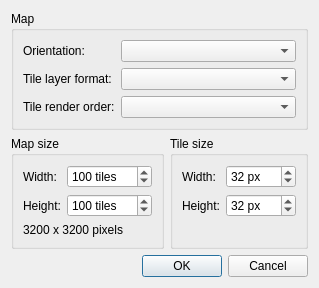
Before: the Qt Designer form src/tiled/newmapdialog.ui in mapeditor/tiled, drawn with Qt 5.
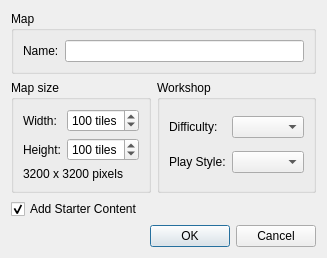
After: the same form once the commit is applied.

The edit to the form file:
```diff
--- a/src/tiled/newmapdialog.ui
+++ b/src/tiled/newmapdialog.ui
@@ -7,7 +7,7 @@
     <x>0</x>
     <y>0</y>
     <width>371</width>
-    <height>323</height>
+    <height>290</height>
    </rect>
   </property>
   <property name="windowTitle">
@@ -17,6 +17,32 @@
    <property name="sizeConstraint">
     <enum>QLayout::SetFixedSize</enum>
    </property>
+   <item row="0" column="0" colspan="2">
+    <widget class="QGroupBox" name="groupBox">
+     <property name="title">
+      <string>Map</string>
+     </property>
+     <layout class="QGridLayout" name="gridLayout_4">
+      <item row="0" column="0">
+       <widget class="QLabel" name="label_5">
+        <property name="locale">
+         <locale language="English" country="UnitedStates"/>
+        </property>
+        <property name="text">
+         <string>Name:</string>
+        </property>
+       </widget>
+      </item>
+      <item row="0" column="1">
+       <widget class="QLineEdit" name="levelName">
+        <property name="maxLength">
+         <number>30</number>
+        </property>
+       </widget>
+      </item>
+     </layout>
+    </widget>
+   </item>
    <item row="1" column="0">
     <widget class="QGroupBox" name="groupBox_3">
      <property name="title">
@@ -39,10 +65,10 @@
          <string extracomment="Remember starting with a space."> tiles</string>
         </property>
         <property name="minimum">
-         <number>1</number>
+         <number>20</number>
         </property>
         <property name="maximum">
-         <number>99999</number>
+         <number>300</number>
         </property>
         <property name="value">
          <number>100</number>
@@ -65,10 +91,10 @@
          <string> tiles</string>
         </property>
         <property name="minimum">
-         <number>1</number>
+         <number>20</number>
         </property>
         <property name="maximum">
-         <number>99999</number>
+         <number>300</number>
         </property>
         <property name="value">
          <number>100</number>
@@ -88,91 +114,60 @@
    <item row="1" column="1">
     <widget class="QGroupBox" name="groupBox_2">
      <property name="title">
-      <string>Tile size</string>
+      <string>Workshop</string>
      </property>
      <layout class="QGridLayout" name="gridLayout">
       <item row="0" column="0">
        <widget class="QLabel" name="label_3">
         <property name="text">
-         <string>Width:</string>
-        </property>
-        <property name="buddy">
-         <cstring>tileWidth</cstring>
+         <string>Difficulty:</string>
         </property>
        </widget>
       </item>
       <item row="0" column="1">
-       <widget class="QSpinBox" name="tileWidth">
-        <property name="suffix">
-         <string extracomment="Remember starting with a space."> px</string>
+       <widget class="QComboBox" name="difficulty">
+        <property name="currentText">
+         <string/>
         </property>
-        <property name="minimum">
-         <number>1</number>
+        <property name="currentIndex">
+         <number>-1</number>
         </property>
-        <property name="maximum">
-         <number>9999</number>
+       </widget>
+      </item>
+      <item row="1" column="1">
+       <widget class="QComboBox" name="playStyle">
+        <property name="currentText">
+         <string/>
         </property>
-        <property name="value">
-         <number>32</number>
+        <property name="currentIndex">
+         <number>-1</number>
         </property>
        </widget>
       </item>
       <item row="1" column="0">
        <widget class="QLabel" name="label_4">
         <property name="text">
-         <string>Height:</string>
+         <string>Play Style:</string>
         </property>
         <property name="buddy">
          <cstring>tileHeight</cstring>
         </property>
        </widget>
       </item>
-      <item row="1" column="1">
-       <widget class="QSpinBox" name="tileHeight">
-        <property name="suffix">
-         <string> px</string>
-        </property>
-        <property name="minimum">
-         <number>1</number>
-        </property>
-        <property name="maximum">
-         <number>9999</number>
-        </property>
-        <property name="value">
-         <number>32</number>
-        </property>
-       </widget>
-      </item>
-      <item row="2" column="0" colspan="2">
-       <spacer name="verticalSpacer_2">
-        <property name="orientation">
-         <enum>Qt::Vertical</enum>
-        </property>
-        <property name="sizeHint" stdset="0">
-         <size>
-          <width>0</width>
-          <height>0</height>
-         </size>
-        </property>
-       </spacer>
-      </item>
      </layout>
     </widget>
    </item>
-   <item row="2" column="0">
-    <spacer name="verticalSpacer">
-     <property name="orientation">
-      <enum>Qt::Vertical</enum>
+   <item row="3" column="0">
+    <widget class="QCheckBox" name="addStarterContent">
+     <property name="text">
+      <string>Add Starter Content</string>
      </property>
-     <property name="sizeHint" stdset="0">
-      <size>
-       <width>20</width>
-       <height>0</height>
-      </size>
+     <property name="checked">
+      <bool>true</bool>
      </property>
-    </spacer>
+    </widget>
    </item>
-   <item row="3" column="0" colspan="2">
+   <item row="4" column="0" colspan="2">
     <widget class="QDialogButtonBox" name="buttonBox">
      <property name="orientation">
       <enum>Qt::Horizontal</enum>
@@ -182,61 +177,6 @@
      </property>
     </widget>
    </item>
-   <item row="0" column="0" colspan="2">
-    <widget class="QGroupBox" name="groupBox">
-     <property name="title">
-      <string>Map</string>
-     </property>
-     <layout class="QGridLayout" name="gridLayout_4">
-      <item row="0" column="0">
-       <widget class="QLabel" name="label_5">
-        <property name="text">
-         <string>Orientation:</string>
-        </property>
-        <property name="buddy">
-         <cstring>orientation</cstring>
-        </property>
-       </widget>
-      </item>
-      <item row="0" column="1">
-       <widget class="QComboBox" name="orientation">
-        <property name="sizePolicy">
-         <sizepolicy hsizetype="Preferred" vsizetype="Fixed">
-          <horstretch>1</horstretch>
-          <verstretch>0</verstretch>
-         </sizepolicy>
-        </property>
-       </widget>
-      </item>
-      <item row="1" column="0">
-       <widget class="QLabel" name="layerFormatLabel">
-        <property name="text">
-         <string>Tile layer format:</string>
-        </property>
-        <property name="buddy">
-         <cstring>layerFormat</cstring>
-        </property>
-       </widget>
-      </item>
-      <item row="1" column="1">
-       <widget class="QComboBox" name="layerFormat"/>
-      </item>
-      <item row="2" column="0">
-       <widget class="QLabel" name="renderOrderLabel">
-        <property name="text">
-         <string>Tile render order:</string>
-        </property>
-        <property name="buddy">
-         <cstring>renderOrder</cstring>
-        </property>
-       </widget>
-      </item>
-      <item row="2" column="1">
-       <widget class="QComboBox" name="renderOrder"/>
-      </item>
-     </layout>
-    </widget>
-   </item>
   </layout>
  </widget>
  <tabstops>
```
Left out of the diff: 6 changed lines with no effect on the pictures.
